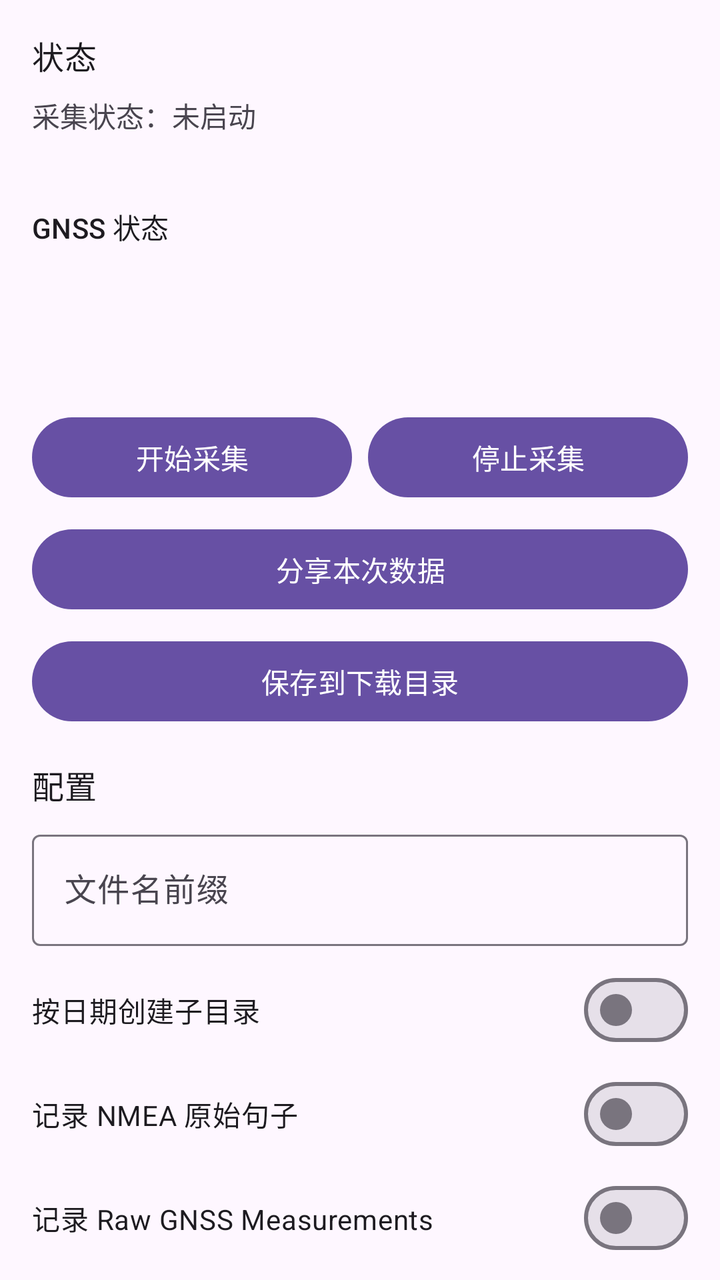
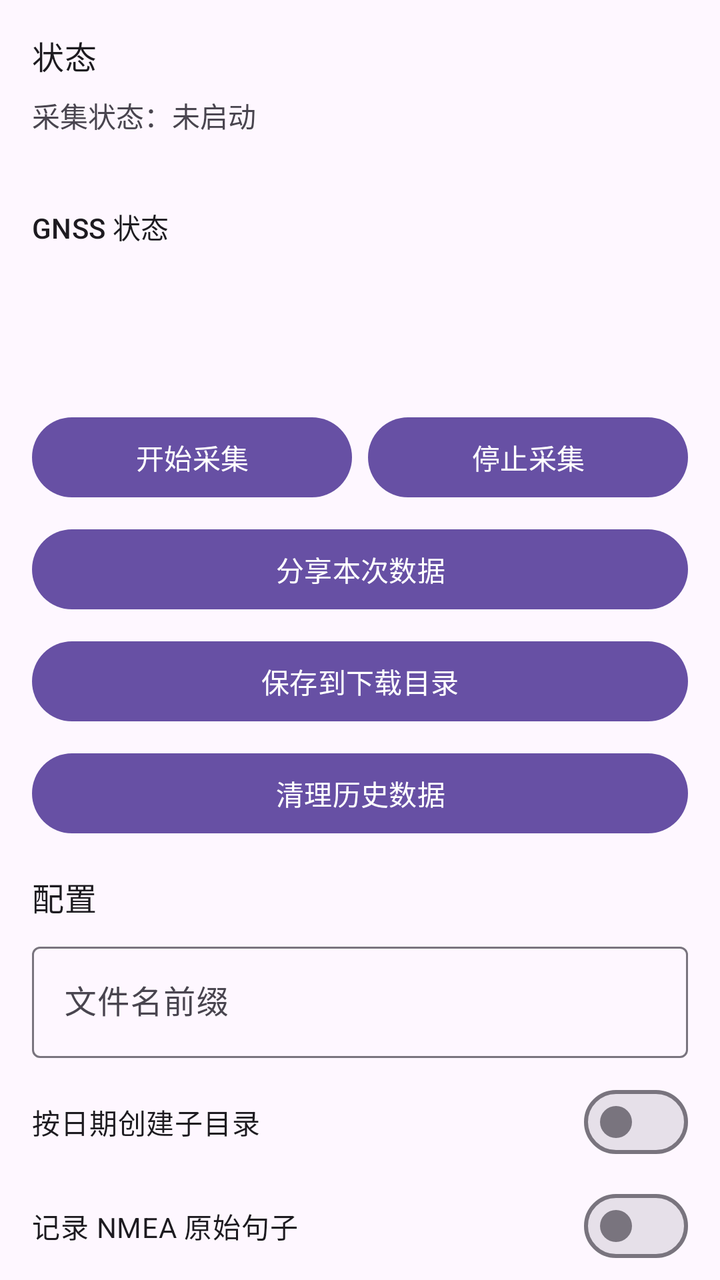

Screens rendered from an Android XML layout before and after an edit, with the pre-edit source and the edit as a unified diff.
<!-- AndroidManifest.xml: application theme Theme.GnssLoggerApp -->
<!-- res/layout/activity_main.xml -->
<?xml version="1.0" encoding="utf-8"?>
<androidx.core.widget.NestedScrollView xmlns:android="http://schemas.android.com/apk/res/android"
    android:layout_width="match_parent"
    android:layout_height="match_parent"
    android:fillViewport="true">

    <LinearLayout
        android:layout_width="match_parent"
        android:layout_height="wrap_content"
        android:orientation="vertical"
        android:padding="16dp">

        <TextView
            android:layout_width="match_parent"
            android:layout_height="wrap_content"
            android:text="@string/section_status"
            android:textAppearance="?attr/textAppearanceTitleMedium" />

        <TextView
            android:id="@+id/textStatus"
            android:layout_width="match_parent"
            android:layout_height="wrap_content"
            android:paddingTop="8dp"
            android:text="@string/status_idle" />


        <TextView
            android:id="@+id/textCsvPath"
            android:layout_width="match_parent"
            android:layout_height="wrap_content"
            android:paddingTop="4dp"
            android:textIsSelectable="true" />

        <TextView
            android:id="@+id/textExportStatus"
            android:layout_width="match_parent"
            android:layout_height="wrap_content"
            android:paddingTop="4dp"
            android:visibility="gone" />

        <TextView
            android:id="@+id/textGnssStatusTitle"
            android:layout_width="match_parent"
            android:layout_height="wrap_content"
            android:paddingTop="12dp"
            android:text="@string/section_gnss_status"
            android:textAppearance="?attr/textAppearanceTitleSmall" />

        <TextView
            android:id="@+id/textGnssStatus"
            android:layout_width="match_parent"
            android:layout_height="wrap_content"
            android:paddingTop="4dp" />

        <TextView
            android:id="@+id/textSessionStats"
            android:layout_width="match_parent"
            android:layout_height="wrap_content"
            android:paddingTop="8dp"
            android:visibility="gone" />

        <TextView
            android:id="@+id/textSatCounts"
            android:layout_width="match_parent"
            android:layout_height="wrap_content"
            android:paddingTop="4dp" />

        <TextView
            android:id="@+id/textLastUpdate"
            android:layout_width="match_parent"
            android:layout_height="wrap_content"
            android:paddingTop="4dp" />

        <TextView
            android:id="@+id/textError"
            android:layout_width="match_parent"
            android:layout_height="wrap_content"
            android:paddingTop="8dp"
            android:textColor="?attr/colorError"
            android:visibility="gone" />

        <LinearLayout
            android:layout_width="match_parent"
            android:layout_height="wrap_content"
            android:orientation="horizontal"
            android:paddingTop="12dp">

            <Button
                android:id="@+id/buttonStart"
                android:layout_width="0dp"
                android:layout_height="wrap_content"
                android:layout_marginEnd="8dp"
                android:layout_weight="1"
                android:text="@string/action_start" />

            <Button
                android:id="@+id/buttonStop"
                android:layout_width="0dp"
                android:layout_height="wrap_content"
                android:layout_weight="1"
                android:text="@string/action_stop" />
        </LinearLayout>

        <Button
            android:id="@+id/buttonShareCsv"
            android:layout_width="match_parent"
            android:layout_height="wrap_content"
            android:layout_marginTop="8dp"
            android:text="@string/action_share_csv" />

        <Button
            android:id="@+id/buttonSaveDownloads"
            android:layout_width="match_parent"
            android:layout_height="wrap_content"
            android:layout_marginTop="8dp"
            android:text="@string/action_save_downloads" />

        <TextView
            android:layout_width="match_parent"
            android:layout_height="wrap_content"
            android:paddingTop="16dp"
            android:text="@string/section_config"
            android:textAppearance="?attr/textAppearanceTitleMedium" />

        <com.google.android.material.textfield.TextInputLayout
            android:layout_width="match_parent"
            android:layout_height="wrap_content"
            android:layout_marginTop="8dp"
            android:hint="@string/hint_filename_prefix">

            <com.google.android.material.textfield.TextInputEditText
                android:id="@+id/inputPrefix"
                android:layout_width="match_parent"
                android:layout_height="wrap_content"
                android:inputType="text"
                android:maxLines="1" />
        </com.google.android.material.textfield.TextInputLayout>



        <com.google.android.material.materialswitch.MaterialSwitch
            android:id="@+id/switchDateSubdir"
            android:layout_width="match_parent"
            android:layout_height="wrap_content"
            android:layout_marginTop="8dp"
            android:text="@string/switch_date_subdir" />

        <com.google.android.material.materialswitch.MaterialSwitch
            android:id="@+id/switchNmea"
            android:layout_width="match_parent"
            android:layout_height="wrap_content"
            android:layout_marginTop="4dp"
            android:text="@string/switch_nmea" />

        <com.google.android.material.materialswitch.MaterialSwitch
            android:id="@+id/switchRaw"
            android:layout_width="match_parent"
            android:layout_height="wrap_content"
            android:layout_marginTop="4dp"
            android:text="@string/switch_raw_measurements" />

        <TextView
            android:layout_width="match_parent"
            android:layout_height="wrap_content"
            android:paddingTop="16dp"
            android:text="@string/section_satellites"
            android:textAppearance="?attr/textAppearanceTitleMedium" />

        <TextView
            android:id="@+id/textSatelliteTableHint"
            android:layout_width="match_parent"
            android:layout_height="wrap_content"
            android:paddingTop="4dp"
            android:textAppearance="?attr/textAppearanceBodySmall" />

        <androidx.recyclerview.widget.RecyclerView
            android:id="@+id/recyclerSatellites"
            android:layout_width="match_parent"
            android:layout_height="wrap_content"
            android:nestedScrollingEnabled="false"
            android:overScrollMode="never"
            android:paddingTop="8dp" />

        <TextView
            android:id="@+id/textBgHint"
            android:layout_width="match_parent"
            android:layout_height="wrap_content"
            android:paddingTop="16dp"
            android:text="@string/hint_background_location"
            android:textAppearance="?attr/textAppearanceBodySmall" />
    </LinearLayout>
</androidx.core.widget.NestedScrollView>
<!-- resources referenced by this layout -->
<resources>
  <string name="action_save_downloads">保存到下载目录</string>
  <string name="action_share_csv">分享本次数据</string>
  <string name="action_start">开始采集</string>
  <string name="action_stop">停止采集</string>
  <string name="hint_background_location">长时间后台采集建议在系统设置中将本应用位置权限设为「始终允许」，否则息屏或一段时间后可能被系统暂停。</string>
  <string name="hint_filename_prefix">文件名前缀</string>
  <string name="section_config">配置</string>
  <string name="section_gnss_status">GNSS 状态</string>
  <string name="section_satellites">实时卫星</string>
  <string name="section_status">状态</string>
  <string name="status_idle">采集状态：未启动</string>
  <string name="switch_date_subdir">按日期创建子目录</string>
  <string name="switch_nmea">记录 NMEA 原始句子</string>
  <string name="switch_raw_measurements">记录 Raw GNSS Measurements</string>
  <style name="Theme.GnssLoggerApp" parent="Theme.Material3.DayNight.NoActionBar">
          <item name="android:statusBarColor">@android:color/transparent</item>
      </style>
</resources>

<!-- the commit's change to res/layout/activity_main.xml (unified diff, before → after) -->
@@ -115,6 +115,13 @@
             android:layout_marginTop="8dp"
             android:text="@string/action_save_downloads" />
 
+        <Button
+            android:id="@+id/buttonCleanupHistory"
+            android:layout_width="match_parent"
+            android:layout_height="wrap_content"
+            android:layout_marginTop="8dp"
+            android:text="@string/action_cleanup_history" />
+
         <TextView
             android:layout_width="match_parent"
             android:layout_height="wrap_content"
<!-- resource entries referenced after the edit -->
@@ -1,5 +1,6 @@
 <!-- resources referenced by this layout -->
 <resources>
+  <string name="action_cleanup_history">清理历史数据</string>
   <string name="action_save_downloads">保存到下载目录</string>
   <string name="action_share_csv">分享本次数据</string>
   <string name="action_start">开始采集</string>
